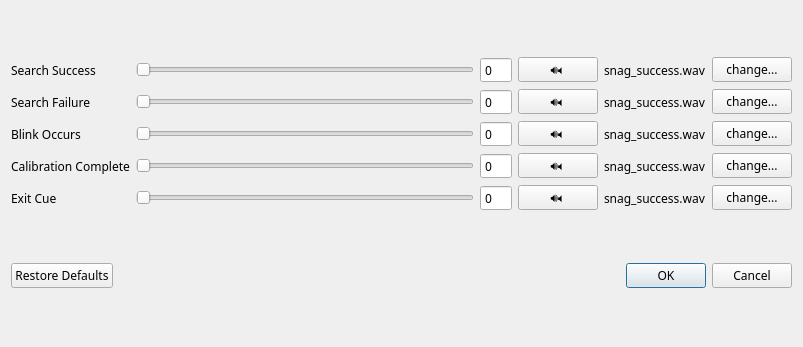
Above: OpenBlink/GuiProjectBackup/OpenBlink2/soundsettingsdialogue.ui from KapitalRoser/OpenBlink before the change. Below: the same form after it.
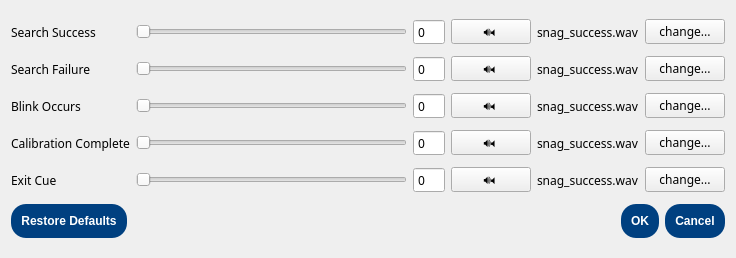
That is the form after the change.

What changed in the file:
```diff
--- a/OpenBlink/GuiProjectBackup/OpenBlink2/soundsettingsdialogue.ui
+++ b/OpenBlink/GuiProjectBackup/OpenBlink2/soundsettingsdialogue.ui
@@ -6,10 +6,16 @@
    <rect>
     <x>0</x>
     <y>0</y>
-    <width>803</width>
-    <height>347</height>
+    <width>736</width>
+    <height>258</height>
    </rect>
   </property>
+  <property name="sizePolicy">
+   <sizepolicy hsizetype="Preferred" vsizetype="Fixed">
+    <horstretch>0</horstretch>
+    <verstretch>0</verstretch>
+   </sizepolicy>
+  </property>
   <property name="font">
    <font>
     <family>Century Gothic</family>
@@ -18,40 +24,10 @@
   <property name="windowTitle">
    <string>Dialog</string>
   </property>
-  <layout class="QVBoxLayout" name="verticalLayout">
-   <item>
-    <layout class="QGridLayout" name="gridMain">
-     <item row="4" column="2">
-      <widget class="QSpinBox" name="cueBox">
-       <property name="buttonSymbols">
-        <enum>QAbstractSpinBox::NoButtons</enum>
-       </property>
-       <property name="maximum">
-        <number>100</number>
-       </property>
-      </widget>
-     </item>
-     <item row="1" column="0">
-      <widget class="QLabel" name="label_4">
-       <property name="text">
-        <string>Search Failure</string>
-       </property>
-      </widget>
-     </item>
-     <item row="2" column="5">
-      <widget class="QPushButton" name="occursChange">
-       <property name="text">
-        <string>change...</string>
-       </property>
-      </widget>
-     </item>
-     <item row="3" column="5">
-      <widget class="QPushButton" name="completeChange">
-       <property name="text">
-        <string>change...</string>
-       </property>
-      </widget>
-     </item>
+  <layout class="QGridLayout" name="gridLayout">
+   <property name="verticalSpacing">
+    <number>3</number>
+   </property>
      <item row="0" column="0">
       <widget class="QLabel" name="label">
        <property name="text">
@@ -81,88 +57,6 @@
        </property>
       </widget>
      </item>
-     <item row="4" column="1">
-      <widget class="QSlider" name="cueSlide">
-       <property name="pageStep">
-        <number>1</number>
-       </property>
-       <property name="orientation">
-        <enum>Qt::Horizontal</enum>
-       </property>
-      </widget>
-     </item>
-     <item row="4" column="5">
-      <widget class="QPushButton" name="cueChange">
-       <property name="text">
-        <string>change...</string>
-       </property>
-      </widget>
-     </item>
-     <item row="1" column="1">
-      <widget class="QSlider" name="failureSlide">
-       <property name="pageStep">
-        <number>1</number>
-       </property>
-       <property name="orientation">
-        <enum>Qt::Horizontal</enum>
-       </property>
-      </widget>
-     </item>
-     <item row="1" column="3">
-      <widget class="QPushButton" name="failureMute">
-       <property name="text">
-        <string>🔊🔈</string>
-       </property>
-      </widget>
-     </item>
-     <item row="3" column="1">
-      <widget class="QSlider" name="completeSlide">
-       <property name="pageStep">
-        <number>1</number>
-       </property>
-       <property name="orientation">
-        <enum>Qt::Horizontal</enum>
-       </property>
-      </widget>
-     </item>
-     <item row="3" column="4">
-      <widget class="QLabel" name="completeFileLabel">
-       <property name="text">
-        <string>snag_success.wav</string>
-       </property>
-      </widget>
-     </item>
-     <item row="3" column="0">
-      <widget class="QLabel" name="label_8">
-       <property name="text">
-        <string>Calibration Complete</string>
-       </property>
-      </widget>
-     </item>
-     <item row="2" column="2">
-      <widget class="QSpinBox" name="occursBox">
-       <property name="buttonSymbols">
-        <enum>QAbstractSpinBox::NoButtons</enum>
-       </property>
-       <property name="maximum">
-        <number>100</number>
-       </property>
-      </widget>
-     </item>
-     <item row="0" column="3">
-      <widget class="QPushButton" name="successMute">
-       <property name="text">
-        <string>🔊🔈</string>
-       </property>
-      </widget>
-     </item>
-     <item row="1" column="5">
-      <widget class="QPushButton" name="failureChange">
-       <property name="text">
-        <string>change...</string>
-       </property>
-      </widget>
-     </item>
      <item row="0" column="2">
       <widget class="QSpinBox" name="successBox">
        <property name="buttonSymbols">
@@ -173,47 +67,13 @@
        </property>
       </widget>
      </item>
-     <item row="4" column="0">
-      <widget class="QLabel" name="label_10">
-       <property name="text">
-        <string>Exit Cue</string>
-       </property>
-      </widget>
-     </item>
-     <item row="1" column="2">
-      <widget class="QSpinBox" name="failureBox">
-       <property name="buttonSymbols">
-        <enum>QAbstractSpinBox::NoButtons</enum>
-       </property>
-       <property name="maximum">
-        <number>100</number>
-       </property>
-      </widget>
-     </item>
-     <item row="2" column="3">
-      <widget class="QPushButton" name="occursMute">
+   <item row="0" column="3">
+    <widget class="QPushButton" name="successMute">
        <property name="text">
         <string>🔊🔈</string>
        </property>
       </widget>
      </item>
-     <item row="0" column="5">
-      <widget class="QPushButton" name="successChange">
-       <property name="text">
-        <string>change...</string>
-       </property>
-      </widget>
-     </item>
-     <item row="3" column="2">
-      <widget class="QSpinBox" name="completeBox">
-       <property name="buttonSymbols">
-        <enum>QAbstractSpinBox::NoButtons</enum>
-       </property>
-       <property name="maximum">
-        <number>100</number>
-       </property>
-      </widget>
-     </item>
      <item row="0" column="4">
       <widget class="QLabel" name="successFileLabel">
        <property name="text">
@@ -221,6 +81,47 @@
        </property>
       </widget>
      </item>
+   <item row="0" column="5">
+    <widget class="QPushButton" name="successChange">
+     <property name="text">
+      <string>change...</string>
+     </property>
+    </widget>
+   </item>
+   <item row="1" column="0">
+    <widget class="QLabel" name="label_4">
+     <property name="text">
+      <string>Search Failure</string>
+     </property>
+    </widget>
+   </item>
+   <item row="1" column="1">
+    <widget class="QSlider" name="failureSlide">
+     <property name="pageStep">
+      <number>1</number>
+     </property>
+     <property name="orientation">
+      <enum>Qt::Horizontal</enum>
+     </property>
+    </widget>
+   </item>
+   <item row="1" column="2">
+    <widget class="QSpinBox" name="failureBox">
+     <property name="buttonSymbols">
+      <enum>QAbstractSpinBox::NoButtons</enum>
+     </property>
+     <property name="maximum">
+      <number>100</number>
+     </property>
+    </widget>
+   </item>
+   <item row="1" column="3">
+    <widget class="QPushButton" name="failureMute">
+     <property name="text">
+      <string>🔊🔈</string>
+     </property>
+    </widget>
+   </item>
      <item row="1" column="4">
       <widget class="QLabel" name="failureFileLabel">
        <property name="text">
@@ -228,6 +129,13 @@
        </property>
       </widget>
      </item>
+   <item row="1" column="5">
+    <widget class="QPushButton" name="failureChange">
+     <property name="text">
+      <string>change...</string>
+     </property>
+    </widget>
+   </item>
      <item row="2" column="0">
       <widget class="QLabel" name="label_6">
        <property name="text">
@@ -235,13 +143,6 @@
        </property>
       </widget>
      </item>
-     <item row="4" column="4">
-      <widget class="QLabel" name="cueFileLabel">
-       <property name="text">
-        <string>snag_success.wav</string>
-       </property>
-      </widget>
-     </item>
      <item row="2" column="1">
       <widget class="QSlider" name="occursSlide">
        <property name="pageStep">
@@ -252,6 +153,23 @@
        </property>
       </widget>
      </item>
+   <item row="2" column="2">
+    <widget class="QSpinBox" name="occursBox">
+     <property name="buttonSymbols">
+      <enum>QAbstractSpinBox::NoButtons</enum>
+     </property>
+     <property name="maximum">
+      <number>100</number>
+     </property>
+    </widget>
+   </item>
+   <item row="2" column="3">
+    <widget class="QPushButton" name="occursMute">
+     <property name="text">
+      <string>🔊🔈</string>
+     </property>
+    </widget>
+   </item>
      <item row="2" column="4">
       <widget class="QLabel" name="occursFileLabel">
        <property name="text">
@@ -259,10 +177,37 @@
        </property>
       </widget>
      </item>
-     <item row="4" column="3">
-      <widget class="QPushButton" name="cueMute">
+   <item row="2" column="5">
+    <widget class="QPushButton" name="occursChange">
        <property name="text">
-        <string>🔊🔈</string>
+      <string>change...</string>
+     </property>
+    </widget>
+   </item>
+   <item row="3" column="0">
+    <widget class="QLabel" name="label_8">
+     <property name="text">
+      <string>Calibration Complete</string>
+     </property>
+    </widget>
+   </item>
+   <item row="3" column="1">
+    <widget class="QSlider" name="completeSlide">
+     <property name="pageStep">
+      <number>1</number>
+     </property>
+     <property name="orientation">
+      <enum>Qt::Horizontal</enum>
+     </property>
+    </widget>
+   </item>
+   <item row="3" column="2">
+    <widget class="QSpinBox" name="completeBox">
+     <property name="buttonSymbols">
+      <enum>QAbstractSpinBox::NoButtons</enum>
+     </property>
+     <property name="maximum">
+      <number>100</number>
        </property>
       </widget>
      </item>
@@ -273,10 +218,96 @@
        </property>
       </widget>
      </item>
-    </layout>
+   <item row="3" column="4">
+    <widget class="QLabel" name="completeFileLabel">
+     <property name="text">
+      <string>snag_success.wav</string>
+     </property>
+    </widget>
    </item>
-   <item>
+   <item row="3" column="5">
+    <widget class="QPushButton" name="completeChange">
+     <property name="text">
+      <string>change...</string>
+     </property>
+    </widget>
+   </item>
+   <item row="4" column="0">
+    <widget class="QLabel" name="label_10">
+     <property name="text">
+      <string>Exit Cue</string>
+     </property>
+    </widget>
+   </item>
+   <item row="4" column="1">
+    <widget class="QSlider" name="cueSlide">
+     <property name="pageStep">
+      <number>1</number>
+     </property>
+     <property name="orientation">
+      <enum>Qt::Horizontal</enum>
+     </property>
+    </widget>
+   </item>
+   <item row="4" column="2">
+    <widget class="QSpinBox" name="cueBox">
+     <property name="buttonSymbols">
+      <enum>QAbstractSpinBox::NoButtons</enum>
+     </property>
+     <property name="maximum">
+      <number>100</number>
+     </property>
+    </widget>
+   </item>
+   <item row="4" column="3">
+    <widget class="QPushButton" name="cueMute">
+     <property name="text">
+      <string>🔊🔈</string>
+     </property>
+    </widget>
+   </item>
+   <item row="4" column="4">
+    <widget class="QLabel" name="cueFileLabel">
+     <property name="text">
+      <string>snag_success.wav</string>
+     </property>
+    </widget>
+   </item>
+   <item row="4" column="5">
+    <widget class="QPushButton" name="cueChange">
+     <property name="text">
+      <string>change...</string>
+     </property>
+    </widget>
+   </item>
+   <item row="5" column="0" colspan="6">
     <widget class="QDialogButtonBox" name="buttonBox">
+     <property name="sizePolicy">
+      <sizepolicy hsizetype="Expanding" vsizetype="Fixed">
+       <horstretch>0</horstretch>
+       <verstretch>0</verstretch>
+      </sizepolicy>
+     </property>
+     <property name="styleSheet">
+      <string notr="true">QPushButton{background-color: #004080;
+font: 9pt &quot;Century Gothic&quot;;
+color: white;
+font-weight: bold;
+border-radius:15px;
+padding:10px;
+}
+QPushButton:hover{
+background-color: #265d93;
+}
+QPushButton:pressed{
+background-color: #004080;
+}
+QPushButton:disabled{
+background-color:#e0e0e0;
+font-weight:normal;
+color:grey;
+}</string>
+     </property>
      <property name="orientation">
       <enum>Qt::Horizontal</enum>
      </property>
```
Lines whose indentation alone changed are shown as unchanged.
